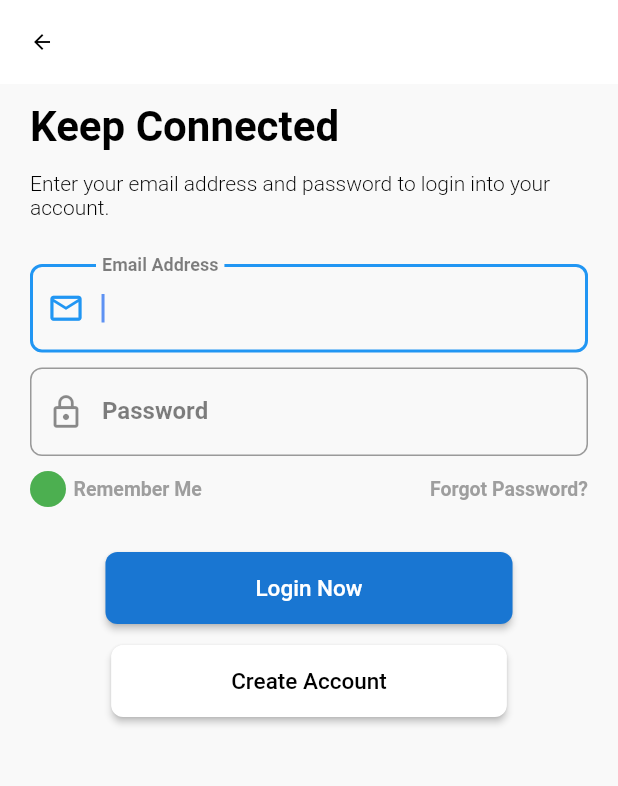
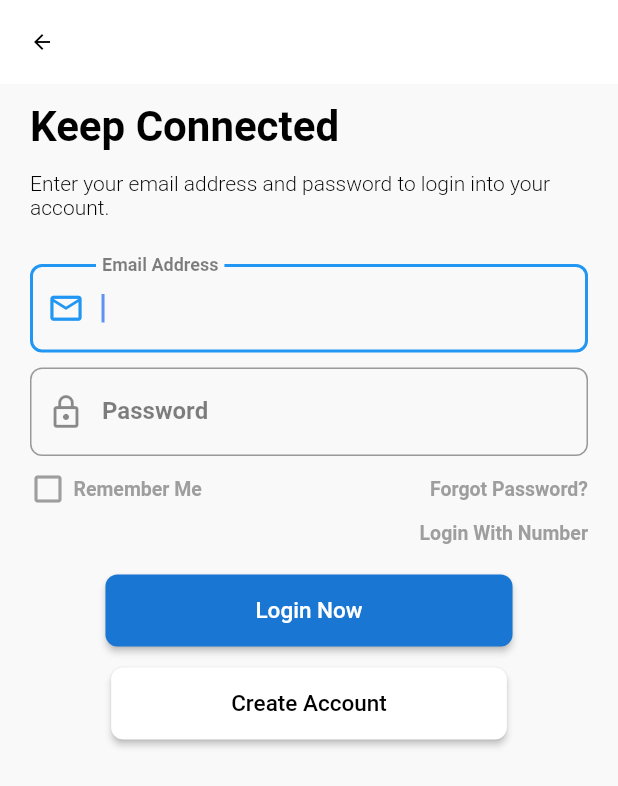
Before and after one commit to GeekyAnts/flutter-starter, a Flutter app: the screen it shows after launch, after a tap on "Login Now", on a phone screen of 412 x 824 dp. Shown: the top 786 px of the screen. Run offline on Flutter 3.47's test engine with Material 2 defaults, Android fonts, the phone set to English and light mode, and no system bars; our stand-ins replace bloc, cached_network_image, equatable, flutter_bloc, fluttertoast, get_it and 1 more; network calls fail.

Commit message:
Added enter_number otp Screens

```diff
--- a/app/lib/src/routes/index.dart
+++ b/app/lib/src/routes/index.dart
@@ -1,14 +1,17 @@
 // routes for the app
 import 'package:app/src/screens/home/index.dart';
 import 'package:app/src/screens/onboarding/authentication_screen.dart';
+import 'package:app/src/screens/templates/login/enter_number.dart';
 import 'package:app/src/screens/templates/login/forgot_password.dart';
 import 'package:app/src/screens/templates/login/login.dart';
+import 'package:app/src/screens/templates/login/otp.dart';
 import 'package:app/src/screens/templates/login/signup.dart';
 import 'package:app/src/screens/templates/login/welcome.dart';
 import 'package:app/src/screens/templates/news/newsletter.dart';
 import 'package:app/src/screens/templates/news/view_newsletter.dart';
 import 'package:app/src/screens/templates/profile/edit_profile.dart';
 import 'package:app/src/screens/templates/profile/profile.dart';
+import 'package:app/src/screens/templates/shopping/dashboard.dart';
 import 'package:app/src/splash_screen.dart';
 import 'package:flutter/material.dart';
 
@@ -22,18 +25,28 @@ Route routes(RouteSettings settings) {
       return MaterialPageRoute(builder: (_) => AuthenticationScreen());
 
     //Template Routes
+
+    //Login
     case '/welcome':
       return MaterialPageRoute(builder: (_) => WelcomeScreen());
     case '/login':
       return MaterialPageRoute(builder: (_) => LoginScreen());
     case '/signup':
       return MaterialPageRoute(builder: (_) => SignUp());
+    case '/enter-number':
+      return MaterialPageRoute(builder: (_) => EnterNumber());
+    case '/otp':
+      return MaterialPageRoute(builder: (_) => OTP());
     case '/forgot-password':
       return MaterialPageRoute(builder: (_) => ForgotPassword());
+
+    //Profile
     case '/profile':
       return MaterialPageRoute(builder: (_) => ProfileScreen());
     case '/edit-profile':
       return MaterialPageRoute(builder: (_) => EditProfile());
+
+    //News
     case '/newsletter':
       return MaterialPageRoute(builder: (_) => Newsletter());
     case '/view-newsletter':
@@ -44,6 +57,11 @@ Route routes(RouteSettings settings) {
           title: params['title'],
         ),
       );
+
+    //Shopping Screens
+    case '/dashboard':
+      return MaterialPageRoute(builder: (_) => Dashboard());
+
     default:
       return MaterialPageRoute(builder: (_) => SplashScreen());
   }
--- a/app/lib/src/screens/templates/login/login.dart
+++ b/app/lib/src/screens/templates/login/login.dart
@@ -92,6 +92,7 @@ class _LoginScreenState extends State<LoginScreen> {
               Container(
                 child: Row(
                   mainAxisAlignment: MainAxisAlignment.spaceBetween,
+                  crossAxisAlignment: CrossAxisAlignment.center,
                   children: [
                     Theme(
                       data: ThemeData(
@@ -106,26 +107,10 @@ class _LoginScreenState extends State<LoginScreen> {
                         },
                         child: Row(
                           children: [
-                            Container(
-                              decoration: BoxDecoration(
-                                shape: BoxShape.circle,
-                                color: Colors.green,
-                              ),
-                              child: Padding(
-                                padding: const EdgeInsets.all(3.0),
-                                child: _value
-                                    ? Icon(
-                                        Icons.check,
-                                        size: 18.0,
-                                        color: Colors.white,
-                                      )
-                                    : Icon(
-                                        Icons.check_box_outline_blank,
-                                        size: 18.0,
-                                        color: Colors.green,
-                                      ),
-                              ),
-                            ),
+                            _value
+                                ? Icon(Icons.check_box, color: Colors.grey)
+                                : Icon(Icons.check_box_outline_blank,
+                                    color: Colors.grey),
                             SizedBox(width: 5),
                             Text(
                               'Remember Me',
@@ -162,7 +147,23 @@ class _LoginScreenState extends State<LoginScreen> {
                   ],
                 ),
               ),
-              SizedBox(height: 30),
+              SizedBox(height: 10),
+              Align(
+                alignment: Alignment.centerRight,
+                child: InkWell(
+                  onTap: () {
+                    Navigator.pushNamed(context, "/enter-number");
+                  },
+                  child: Text(
+                    "Login With Number",
+                    style: Theme.of(context).textTheme.headline6.copyWith(
+                          fontSize: 13,
+                          color: Colors.grey,
+                        ),
+                  ),
+                ),
+              ),
+              SizedBox(height: 20),
               Container(
                 width: double.infinity,
                 child: Column(
--- a/app/pubspec.yaml
+++ b/app/pubspec.yaml
@@ -36,6 +36,7 @@ dependencies:
   fluttertoast: ^7.1.1
   cached_network_image: ^2.3.3
   flutter_staggered_grid_view: ^0.4.0
+  otp_text_field: ^1.1.0
   shared:
     path: ../shared
 dev_dependencies:
```
Also changed, not shown: app/lib/src/screens/templates/login/enter_number.dart (added, +90 -0 lines), app/lib/src/screens/templates/login/otp.dart (added, +111 -0 lines), app/lib/src/screens/templates/shopping/dashboard.dart (added, +8 -0 lines), app/pubspec.lock.
